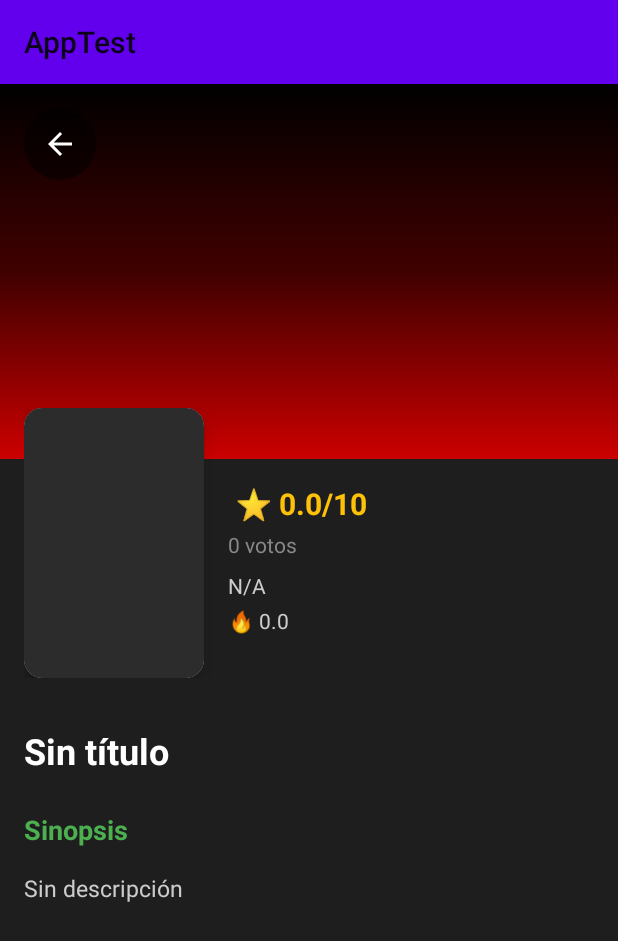
After one commit to Alex-Vicente11/MovieDB, an Android app built with Jetpack Compose: the MovieDetailsActivity screen opened directly, with no data from a screen before it, on a phone screen of 412 x 824 dp. The commit adds this screen. Shown: the top 941 px of the screen. Run offline under Robolectric (Android 15) with nearby library versions, the phone set to English and light mode, and no system bars; network calls fail; pictures from the network do not load.

Commit message:
feat: Añadir pantalla de detalles de la película con banner de fondo
- Crear MovieDetailsActivity con información completa de la película
- Usar el fondo como imagen de banner horizontal
- Añadir superposición de gradient al fondo
- Mostrar póster, calificación, votos y fecha de estreno
- Añadir botón de retroceso con fondo semitransparente
- Pasar datos de la película mediante extras de Intent

```diff
--- a/app/src/main/AndroidManifest.xml
+++ b/app/src/main/AndroidManifest.xml
@@ -26,6 +26,10 @@
                 <category android:name="android.intent.category.LAUNCHER" />
             </intent-filter>
         </activity>
+
+        <activity android:name=".data.ui.MovieDetailsActivity"
+            android:exported="false"
+            android:theme="@style/Base.Theme.AppTest" />
     </application>
 
 </manifest>
--- a/app/src/main/java/com/example/apptest/MainActivity.kt
+++ b/app/src/main/java/com/example/apptest/MainActivity.kt
@@ -1,5 +1,6 @@
 package com.example.apptest
 
+import android.content.Intent
 import android.os.Bundle
 import android.text.Editable
 import android.text.TextWatcher
@@ -17,6 +18,7 @@ import androidx.recyclerview.widget.LinearLayoutManager
 import androidx.recyclerview.widget.RecyclerView
 import com.example.apptest.data.model.Movie
 import com.example.apptest.data.network.NetworkResult
+import com.example.apptest.data.ui.MovieDetailsActivity
 import com.example.apptest.data.ui.MovieViewModel
 import com.example.apptest.data.ui.adapter.MovieAdapter
 import kotlinx.coroutines.Job
@@ -244,14 +246,24 @@ class MainActivity : AppCompatActivity() {
     }
 
     private fun showMovieDetails(movie: Movie) {
-        // Navegar a pantalla de detalles
-        val message = """
-            ${movie.title}
-            ${movie.voteAverage}/10
-            ${movie.releaseDate}
-        """.trimIndent()
+        // Intent: Objeto para navegar entre Activities
+        // this: Contexto actual (MainActivity)
+        // MovieDetailsActivity::class.java: Activity de destino
+        val intent = Intent(this, MovieDetailsActivity::class.java).apply {
+            // .apply: Scope function para configurar el intent
+            // putExtra: Agrega datos al intent
+            putExtra(MovieDetailsActivity.EXTRA_MOVIE_ID, movie.id)
+            putExtra(MovieDetailsActivity.EXTRA_MOVIE_TITLE, movie.title)
+            putExtra(MovieDetailsActivity.EXTRA_MOVIE_OVERVIEW, movie.overview)
+            putExtra(MovieDetailsActivity.EXTRA_MOVIE_RATING, movie.voteAverage)
+            putExtra(MovieDetailsActivity.EXTRA_MOVIE_VOTES, movie.voteCount)
+            putExtra(MovieDetailsActivity.EXTRA_MOVIE_RELEASE, movie.releaseDate)
+            putExtra(MovieDetailsActivity.EXTRA_MOVIE_POSTER, movie.getPosterURL())
+            putExtra(MovieDetailsActivity.EXTRA_MOVIE_BACKDROP, movie.getBackdropUrl())
+            putExtra(MovieDetailsActivity.EXTRA_MOVIE_POPULARITY, movie.popularity)
+        }
 
-        Toast.makeText(this, message, Toast.LENGTH_LONG).show()
-        Log.d(TAG, "Movie clicked: ${movie.title}")
+        // startActivity: Inicia la nueva Activity
+        startActivity(intent)
     }
 }
--- /dev/null
+++ b/app/src/main/java/com/example/apptest/data/ui/MovieDetailsActivity.kt
@@ -0,0 +1,110 @@
+package com.example.apptest.data.ui
+
+import android.os.Bundle
+import android.widget.ImageView
+import android.widget.TextView
+import androidx.appcompat.app.AppCompatActivity
+import com.bumptech.glide.Glide
+import com.bumptech.glide.load.resource.drawable.DrawableTransitionOptions
+import com.example.apptest.R
+
+class MovieDetailsActivity: AppCompatActivity() {
+
+    companion object {
+        const val EXTRA_MOVIE_ID = "extra_movie_id"
+        const val EXTRA_MOVIE_TITLE = "extra_movie_title"
+        const val EXTRA_MOVIE_OVERVIEW = "extra_movie_overview"
+        const val EXTRA_MOVIE_RATING = "extra_movie_rating"
+        const val EXTRA_MOVIE_VOTES = "extra_movie_votes"
+        const val EXTRA_MOVIE_RELEASE = "extra_movie_release"
+        const val EXTRA_MOVIE_POSTER = "extra_movie_poster"
+        const val EXTRA_MOVIE_BACKDROP = "extra_movie_backdrop"
+        const val EXTRA_MOVIE_POPULARITY = "extra_movie_popularity"
+    }
+
+    private lateinit var ivBackdrop: ImageView
+    private lateinit var ivPoster: ImageView
+    private lateinit var tvTitle: TextView
+    private lateinit var tvRating: TextView
+    private lateinit var tvVotes: TextView
+    private lateinit var tvRelease: TextView
+    private lateinit var tvPopularity: TextView
+    private lateinit var tvOverview: TextView
+    private lateinit var btnBack: ImageView
+
+    override fun onCreate(savedInstanceState: Bundle?) {
+        super.onCreate(savedInstanceState)
+        setContentView(R.layout.activity_movie_details)
+
+        // Inicializar vistas
+        initViews()
+
+        // Obtener datos del intent
+        loadMovieData()
+    }
+
+    private fun initViews() {
+        // findViewById: Buscar las vistas por ID
+        ivBackdrop = findViewById(R.id.ivBackdrop)
+        ivPoster = findViewById(R.id.ivPosterDetail)
+        tvTitle = findViewById(R.id.tvTitleDetail)
+        tvRating = findViewById(R.id.tvRatingDetail)
+        tvVotes = findViewById(R.id.tvVotesDetail)
+        tvRelease = findViewById(R.id.tvReleaseDetail)
+        tvPopularity = findViewById(R.id.tvPopularityDetail)
+        tvOverview = findViewById(R.id.tvOverviewDetail)
+        btnBack = findViewById(R.id.btnBack)
+
+        // Click listener del boton regresar
+        btnBack.setOnClickListener {
+            // finish(): Cierra esta activity y regresa a la anterior
+            finish()
+        }
+    }
+
+    private fun loadMovieData() {
+        // intent: El intent que inicio esta activity
+        // getStringExtra(): Obtiene un String del intent
+        val title = intent.getStringExtra(EXTRA_MOVIE_TITLE) ?: "Sin título"
+        val overview = intent.getStringExtra(EXTRA_MOVIE_OVERVIEW) ?: "Sin descripción"
+
+        // .getDoubleExtra(): Obtiene un Double del intent
+        // El segundo parametro es el valor por defecto
+        val rating = intent.getDoubleExtra(EXTRA_MOVIE_RATING, 0.0)
+        val popularity = intent.getDoubleExtra(EXTRA_MOVIE_POPULARITY, 0.0)
+
+        // .getIntExtra(): Obtiene un Int del intent
+        val votes = intent.getIntExtra(EXTRA_MOVIE_VOTES, 0)
+
+        val release = intent.getStringExtra(EXTRA_MOVIE_RELEASE) ?: "N/A"
+        val posterUrl = intent.getStringExtra(EXTRA_MOVIE_POSTER) ?: ""
+        val backdropUrl = intent.getStringExtra(EXTRA_MOVIE_BACKDROP) ?: ""
+
+        // Establecer textos
+        tvTitle.text = title
+        tvOverview.text = overview
+
+        // String.format: Formatea un string con parametros
+        // $.1f: float con 1 decimal
+        tvRating.text = String.format(" ⭐ %.1f/10", rating)
+        tvVotes.text = "$votes votos"
+        tvRelease.text = "$release"
+        tvPopularity.text = String.format("🔥 %.1f", popularity)
+
+        // Cargar backdrop (imagen horizontal grande)
+        if (backdropUrl.isNotEmpty()) {
+            Glide.with(this)
+                .load(backdropUrl)
+                .transition(DrawableTransitionOptions.withCrossFade())
+                .into(ivBackdrop)
+        }
+
+        // Cargar poster (imagen vertical)
+        if (posterUrl.isNotEmpty()) {
+            Glide.with(this)
+                .load(posterUrl)
+                .transition(DrawableTransitionOptions.withCrossFade())
+                .into(ivPoster)
+        }
+    }
+}
--- /dev/null
+++ b/app/src/main/res/drawable/bg_back_button.xml
@@ -0,0 +1,5 @@
+<?xml version="1.0" encoding="utf-8"?>
+<shape xmlns:android="http://schemas.android.com/apk/res/android">
+    <solid android:color="#80000000" />
+    <corners android:radius="24dp" />
+</shape>
--- /dev/null
+++ b/app/src/main/res/drawable/gradient_backdrop.xml
@@ -0,0 +1,9 @@
+<?xml version="1.0" encoding="utf-8"?>
+<shape xmlns:android="http://schemas.android.com/apk/res/android">
+    <gradient
+        android:angle="270"
+        android:startColor="#000000"
+        android:centerColor="#400000"
+        android:endColor="#CC0000"
+        android:type="linear" />
+</shape>
--- /dev/null
+++ b/app/src/main/res/drawable/ic_arrow_back.xml
@@ -0,0 +1,10 @@
+<?xml version="1.0" encoding="utf-8"?>
+<vector xmlns:android="http://schemas.android.com/apk/res/android"
+    android:width="24dp"
+    android:height="24dp"
+    android:viewportWidth="24"
+    android:viewportHeight="24">
+    <path
+        android:fillColor="#FFFFFF"
+        android:pathData="M20,11H7.83l5.59,-5.59L12,4l-8,8 8,8 1.41,-1.41L7.83,13H20v-2z"/>
+</vector>
--- /dev/null
+++ b/app/src/main/res/layout/activity_movie_details.xml
@@ -0,0 +1,182 @@
+<?xml version="1.0" encoding="utf-8"?>
+<ScrollView xmlns:android="http://schemas.android.com/apk/res/android"
+    android:layout_width="match_parent"
+    android:layout_height="match_parent"
+    xmlns:app="http://schemas.android.com/apk/res-auto"
+    android:background="#1E1E1E">
+
+    <androidx.constraintlayout.widget.ConstraintLayout
+        android:layout_width="match_parent"
+        android:layout_height="wrap_content">
+
+        <!-- Backdrop Banner (Imagen horizontal grande) -->
+        <ImageView
+            android:layout_width="0dp"
+            android:layout_height="250dp"
+            android:id="@+id/ivBackdrop"
+            android:scaleType="centerCrop"
+            android:background="#2C2C2C"
+            android:contentDescription="Movie Backdrop"
+            app:layout_constraintTop_toTopOf="parent"
+            app:layout_constraintStart_toStartOf="parent"
+            app:layout_constraintEnd_toEndOf="parent"/>
+
+        <!-- Gradient overlay sobre el backdrop -->
+        <View
+            android:layout_width="0dp"
+            android:layout_height="0dp"
+            android:id="@+id/gradientOverlay"
+            android:background="@drawable/gradient_backdrop"
+            app:layout_constraintTop_toTopOf="@+id/ivBackdrop"
+            app:layout_constraintBottom_toBottomOf="@id/ivBackdrop"
+            app:layout_constraintStart_toStartOf="@id/ivBackdrop"
+            app:layout_constraintEnd_toEndOf="@id/ivBackdrop"/>
+
+        <!-- Botón regresar -->
+        <ImageView
+            android:layout_width="48dp"
+            android:layout_height="48dp"
+            android:id="@+id/btnBack"
+            android:layout_margin="16dp"
+            android:padding="12dp"
+            android:src="@drawable/ic_arrow_back"
+            android:background="@drawable/bg_back_button"
+            android:contentDescription="Back"
+            app:layout_constraintTop_toTopOf="parent"
+            app:layout_constraintStart_toStartOf="parent"/>
+
+        <!-- Container de poster y info básica -->
+        <LinearLayout
+            android:layout_width="0dp"
+            android:layout_height="wrap_content"
+            android:id="@+id/headerContainer"
+            android:orientation="horizontal"
+            android:padding="16dp"
+            android:layout_marginTop="-50dp"
+            app:layout_constraintTop_toBottomOf="@id/ivBackdrop"
+            app:layout_constraintStart_toStartOf="parent"
+            app:layout_constraintEnd_toEndOf="parent">
+
+            <!-- Poster (imagen vertical) -->
+            <androidx.cardview.widget.CardView
+                android:layout_width="120dp"
+                android:layout_height="180dp"
+                app:cardCornerRadius="12dp"
+                app:cardElevation="8dp">
+
+                <ImageView
+                    android:layout_width="match_parent"
+                    android:layout_height="match_parent"
+                    android:id="@+id/ivPosterDetail"
+                    android:scaleType="centerCrop"
+                    android:background="#2C2C2C"
+                    android:contentDescription="Movie Poster" />
+
+            </androidx.cardview.widget.CardView>
+
+            <!-- Info básica al lado del poster -->
+            <LinearLayout
+                android:layout_width="0dp"
+                android:layout_height="wrap_content"
+                android:layout_weight="1"
+                android:orientation="vertical"
+                android:layout_marginStart="16dp"
+                android:layout_marginTop="50dp">
+
+                <!-- Rating -->
+                <TextView
+                    android:layout_width="wrap_content"
+                    android:layout_height="wrap_content"
+                    android:id="@+id/tvRatingDetail"
+                    android:text="⭐ 8.5/10"
+                    android:textColor="#FFC107"
+                    android:textSize="20sp"
+                    android:textStyle="bold"/>
+
+                <!-- votos -->
+                <TextView
+                    android:layout_width="wrap_content"
+                    android:layout_height="wrap_content"
+                    android:id="@+id/tvVotesDetail"
+                    android:text="1234 votos"
+                    android:textColor="#888888"
+                    android:textSize="14sp"
+                    android:layout_marginTop="4dp"/>
+
+                <!-- Fecha de estreno -->
+                <TextView
+                    android:layout_width="wrap_content"
+                    android:layout_height="wrap_content"
+                    android:id="@+id/tvReleaseDetail"
+                    android:text="2024-12-15"
+                    android:textColor="#CCCCCC"
+                    android:textSize="14sp"
+                    android:layout_marginTop="8dp"/>
+
+                <!-- Popularidad -->
+                <TextView
+                    android:layout_width="wrap_content"
+                    android:layout_height="wrap_content"
+                    android:id="@+id/tvPopularityDetail"
+                    android:text="🔥 450.5"
+                    android:textColor="#CCCCCC"
+                    android:textSize="14sp"
+                    android:layout_marginTop="4dp"/>
+
+            </LinearLayout>
+
+        </LinearLayout>
+
+        <!-- Titulo de pelicula -->
+        <TextView
+            android:layout_width="0dp"
+            android:layout_height="wrap_content"
+            android:id="@+id/tvTitleDetail"
+            android:text="Movie Title"
+            android:textColor="#FFFFFF"
+            android:textSize="24sp"
+            android:textStyle="bold"
+            android:padding="16dp"
+            app:layout_constraintTop_toBottomOf="@+id/headerContainer"
+            app:layout_constraintStart_toStartOf="parent"
+            app:layout_constraintEnd_toEndOf="parent"/>
+
+        <!-- Seccion Overview -->
+        <TextView
+            android:layout_width="0dp"
+            android:layout_height="wrap_content"
+            android:id="@+id/labelOverview"
+            android:text="Sinopsis"
+            android:textColor="#4CAF50"
+            android:textSize="18sp"
+            android:textStyle="bold"
+            android:paddingStart="16dp"
+            android:paddingEnd="16dp"
+            android:paddingTop="8dp"
+            app:layout_constraintTop_toBottomOf="@+id/tvTitleDetail"
+            app:layout_constraintStart_toStartOf="parent"
+            app:layout_constraintEnd_toEndOf="parent"/>
+
+        <!-- overview texto -->
+        <TextView
+            android:layout_width="0dp"
+            android:layout_height="wrap_content"
+            android:id="@+id/tvOverviewDetail"
+            android:text="Movie overview..."
+            android:textColor="#CCCCCC"
+            android:textSize="15sp"
+            android:lineSpacingExtra="4dp"
+            android:padding="16dp"
+            app:layout_constraintTop_toBottomOf="@+id/labelOverview"
+            app:layout_constraintStart_toStartOf="parent"
+            app:layout_constraintEnd_toEndOf="parent"/>
+
+        <!-- Espacio al final -->
+        <View
+            android:layout_width="match_parent"
+            android:layout_height="24dp"
+            app:layout_constraintTop_toBottomOf="@id/tvOverviewDetail"/>
+
+    </androidx.constraintlayout.widget.ConstraintLayout>
+
+</ScrollView>
```
